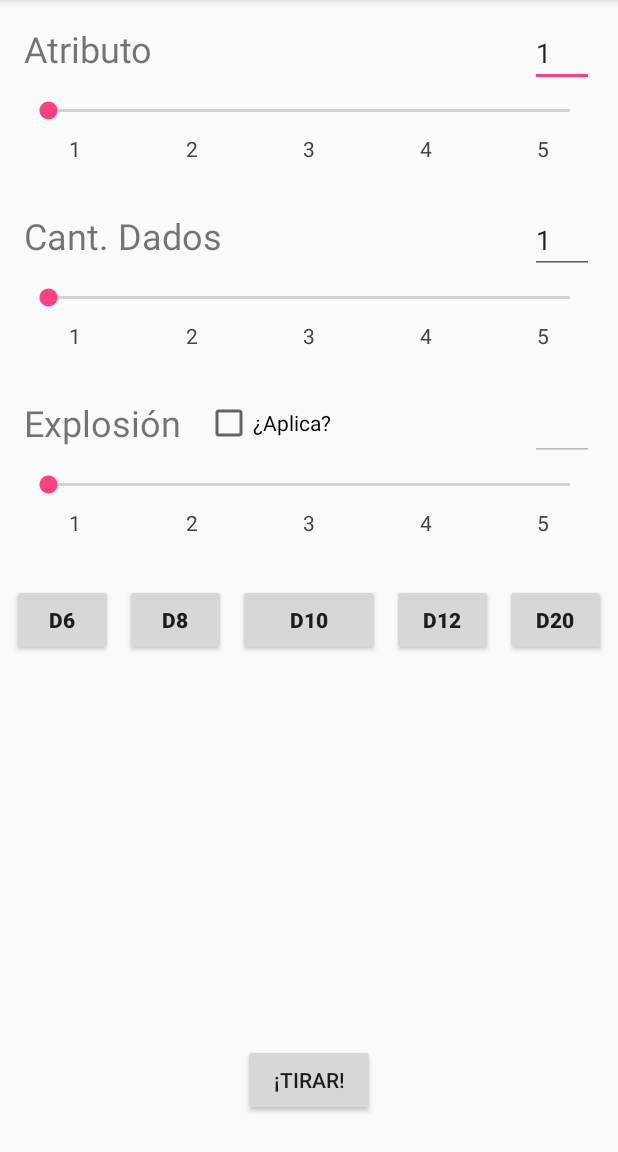
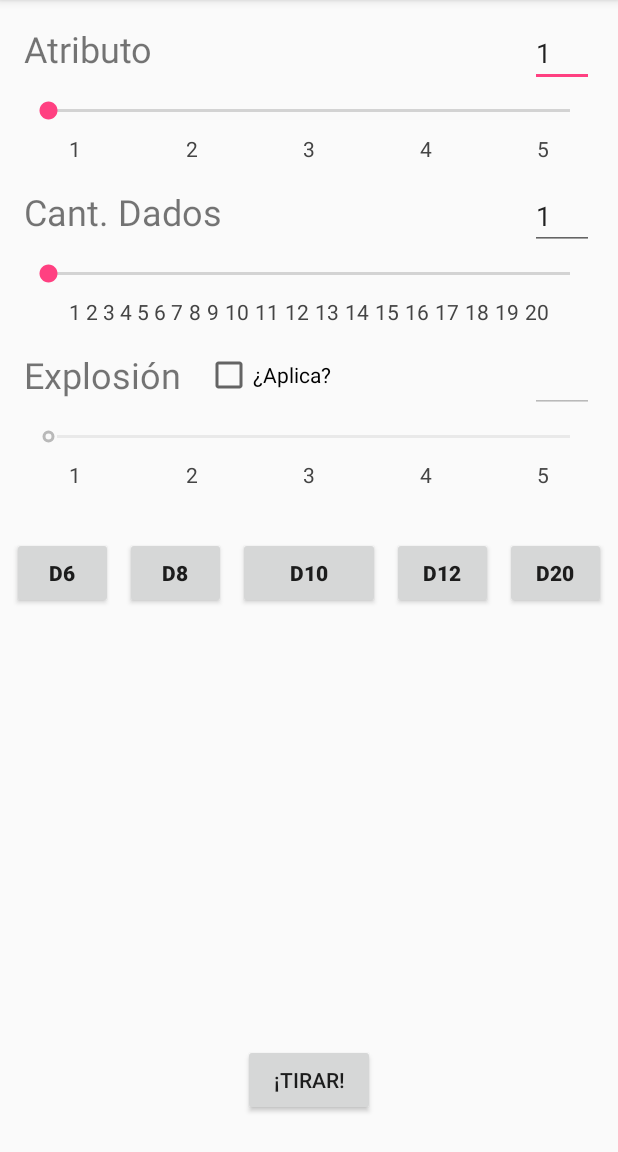
Before and after one commit to fserron/StatisticsCalculator, an Android app: the screen it shows after launch (MainActivity), after a tap on "D6", on a phone screen of 412 x 824 dp, the part 84-1236 px from its top. Run offline under Robolectric (Android 15) with nearby library versions, the phone set to English and light mode, and no system bars.

Commit message:
Se cambiaron los CustomSeekBar por SeekBarLayout, un componente custom. Hay problemas con la alineacion de los numeros y la barra deslizable.. Testearla bien debido a que puede haber problemas. De hecho, cuando el limite del atributo/explosion aumenta por arriba de 5, si se intenta poner un numero mayor a 5, pero menor al maximo, lo reduce a 5.

```diff
--- a/app/src/main/java/otaking/com/statisticscalculator/activities/MainActivity.java
+++ b/app/src/main/java/otaking/com/statisticscalculator/activities/MainActivity.java
@@ -1,13 +1,9 @@
 package otaking.com.statisticscalculator.activities;
 
 import android.content.Intent;
-import android.graphics.Color;
 import android.os.Bundle;
-import android.support.design.widget.FloatingActionButton;
-import android.support.design.widget.Snackbar;
 import android.support.v7.app.AppCompatActivity;
 import android.support.v7.widget.Toolbar;
-import android.text.InputType;
 import android.view.KeyEvent;
 import android.view.View;
 import android.view.Menu;
@@ -15,20 +11,20 @@ import android.view.MenuItem;
 import android.widget.CheckBox;
 import android.widget.CompoundButton;
 import android.widget.EditText;
-import android.widget.LinearLayout;
 import android.widget.SeekBar;
 import android.widget.TextView;
 
 import otaking.com.statisticscalculator.R;
-import otaking.com.statisticscalculator.common.components.CustomSeekBar;
+import otaking.com.statisticscalculator.common.components.SeekBarLayout;
 
 public class MainActivity extends AppCompatActivity {
 
-    private static final int MAX_D6 = 4;
-    private static final int MAX_D8 = 6;
-    private static final int MAX_D10 = 8;
-    private static final int MAX_D12 = 10;
-    private static final int MAX_D20 = 19;
+    private static final int MAX_D6 = 5;
+    private static final int MAX_D8 = 7;
+    private static final int MAX_D10 = 9;
+    private static final int MAX_D12 = 11;
+    private static final int MAX_D20 = 20;
+    private static final int MAX_DADOS = 20;
     private int caras = MAX_D6;
 
     @Override
@@ -68,32 +64,16 @@ public class MainActivity extends AppCompatActivity {
     //Metodo que inicializa valores
     private void init(){
         final int idTextoAtributo = R.id.editTextAtributos;
-        final int idLayoutAtributo = R.id.linearLineoutAtributo;
         final int idTextoDados = R.id.editTextDados;
-        final int idLayoutDados = R.id.linearLineoutDados;
         final int idTextoExp = R.id.editTextExplosion;
-        final int idLayoutExplosion = R.id.linearLineoutExplosion;
-        final int idCheckExp = R.id.checkBoxExplosion;
-
-        //Barra de Atributos
-        LinearLayout layoutAtributo = (LinearLayout) findViewById(idLayoutAtributo);
-        CustomSeekBar customSeekBarAtributo = new CustomSeekBar(this, 5, Color.DKGRAY);
-        customSeekBarAtributo.addSeekBar(layoutAtributo);
-
-        //Barra de Dados
-        LinearLayout layoutDados = (LinearLayout) findViewById(idLayoutDados);
-        CustomSeekBar customSeekBarDados = new CustomSeekBar(this, 5, Color.DKGRAY);
-        customSeekBarDados.addSeekBar(layoutDados);
-
-        //Barra de Explosion
-        LinearLayout layoutExplosion = (LinearLayout) findViewById(idLayoutExplosion);
-        CustomSeekBar customSeekBarExplosion = new CustomSeekBar(this, 5, Color.DKGRAY);
-        customSeekBarExplosion.addSeekBar(layoutExplosion);
+        final int idSBLayoutExplosion = R.id.seekBarLayoutExplosion;
 
         //Desactivamos las opciones de explosion.
         EditText editText = (EditText) findViewById(idTextoExp);
+        SeekBarLayout sblExplosion = (SeekBarLayout) findViewById(idSBLayoutExplosion);
+        SeekBar sbExplosion = sblExplosion.getSeekBar();
 
-        layoutExplosion.setEnabled(false);
+        sbExplosion.setEnabled(false);
         editText.setEnabled(false);
         EditText editTextAtributo = (EditText) findViewById(idTextoAtributo);
         EditText editTextDados = (EditText) findViewById(idTextoDados);
@@ -107,38 +87,40 @@ public class MainActivity extends AppCompatActivity {
         final int idTextoDados = R.id.editTextDados;
         final int idTextoExp = R.id.editTextExplosion;
         final int idCheckExp = R.id.checkBoxExplosion;
-        final int idLayoutAtributo = R.id.linearLineoutAtributo;
-        final int idLayoutDados = R.id.linearLineoutDados;
-        final int idLayoutExplosion = R.id.linearLineoutExplosion;
+        final int idSBLayoutAtributo = R.id.seekBarLayoutAtributos;
+        final int idSBLayoutDados = R.id.seekBarLayoutDados;
+        final int idSBLayoutExplosion = R.id.seekBarLayoutExplosion;
 
-/*
         //Listener del seekbar de atributos
-        SeekBar sbAtrib = (SeekBar) findViewById(idBarraAtributo);
-        sbAtrib.setOnSeekBarChangeListener(seekBarListener(idBarraAtributo, idTextoAtributo));
+        SeekBarLayout sblAtributo = (SeekBarLayout) findViewById(idSBLayoutAtributo);
+        SeekBar sbAtrib = sblAtributo.getSeekBar();
+        sbAtrib.setOnSeekBarChangeListener(seekBarListener(sbAtrib.getId(), idTextoAtributo));
 
         //Listener del seekbar de dados
-        SeekBar sbDados = (SeekBar) findViewById(idBarraDados);
-        sbDados.setOnSeekBarChangeListener(seekBarListener(idBarraDados, idTextoDados));
+        SeekBarLayout sblDados = (SeekBarLayout) findViewById(idSBLayoutDados);
+        SeekBar sbDados = sblDados.getSeekBar();
+        sbDados.setOnSeekBarChangeListener(seekBarListener(sbDados.getId(), idTextoDados));
 
-        //Listener del seekbar de dados
-        SeekBar sbExp = (SeekBar) findViewById(idBarraExp);
-        sbExp.setOnSeekBarChangeListener(seekBarListener(idBarraExp, idTextoExp));
+        //Listener del seekbar de explosiones
+        SeekBarLayout sblExplosion = (SeekBarLayout) findViewById(idSBLayoutExplosion);
+        SeekBar sbExplosion = sblExplosion.getSeekBar();
+        sbExplosion.setOnSeekBarChangeListener(seekBarListener(sbExplosion.getId(), idTextoExp));
 
         //Listener del editText de atributos
         EditText etAtrib = (EditText) findViewById(idTextoAtributo);
-        etAtrib.setOnEditorActionListener(editTextListener(idBarraAtributo));
+        etAtrib.setOnEditorActionListener(editTextListener(idSBLayoutAtributo, caras));
 
         //Listener del editText de dados
         EditText etDados = (EditText) findViewById(idTextoDados);
-        etDados.setOnEditorActionListener(editTextListener(idBarraDados));
+        etDados.setOnEditorActionListener(editTextListener(idSBLayoutDados, MAX_DADOS));
 
-        //Listener del editText de dados
+        //Listener del editText de explosion
         EditText etExp = (EditText) findViewById(idTextoExp);
-        etExp.setOnEditorActionListener(editTextListener(idBarraExp));
+        etExp.setOnEditorActionListener(editTextListener(idSBLayoutExplosion, caras));
 
         CheckBox chkExp = (CheckBox) findViewById(idCheckExp);
-        chkExp.setOnCheckedChangeListener(checkBoxListener(idBarraExp, idTextoExp));
-*/
+        chkExp.setOnCheckedChangeListener(checkBoxListener(idSBLayoutExplosion, idTextoExp));
+
     }
 
     private SeekBar.OnSeekBarChangeListener seekBarListener(final int source, final int target){
@@ -156,7 +138,7 @@ public class MainActivity extends AppCompatActivity {
         };
     }
 
-    private TextView.OnEditorActionListener editTextListener(final int target){
+    private TextView.OnEditorActionListener editTextListener(final int target, final int max){
         return new TextView.OnEditorActionListener() {
 
             @Override
@@ -165,10 +147,13 @@ public class MainActivity extends AppCompatActivity {
                 Integer valorInt;
                 try {
                     valorInt = Integer.valueOf(valor);
-                    if (valorInt < 1 || valorInt > (caras + 1)) //TODO: Obtener cant caras
-                        v.setText("");
-                    else {
-                        SeekBar seeekBar = (SeekBar) findViewById(target);
+                    if (valorInt < 1){
+                        v.setText("1");
+                    } else if (valorInt > (max)){
+                        v.setText(String.valueOf(max));
+                    } else {
+                        SeekBarLayout seekBarLayout = (SeekBarLayout) findViewById(target);
+                        SeekBar seeekBar = seekBarLayout.getSeekBar();
                         seeekBar.setProgress(valorInt - 1);
                     }
 
@@ -187,20 +172,17 @@ public class MainActivity extends AppCompatActivity {
             @Override
             public void onCheckedChanged(CompoundButton buttonView,boolean isChecked) {
                 EditText editText = (EditText) findViewById(text);
-                SeekBar seeekBar = (SeekBar) findViewById(seekbar);
+                SeekBarLayout seekBarLayout = (SeekBarLayout) findViewById(seekbar);
+                SeekBar seeekBar = seekBarLayout.getSeekBar();
 
                 seeekBar.setProgress(0);
                 editText.setText("1");
 
                 if (isChecked){
                     seeekBar.setEnabled(true);
-                    //editText.setFocusable(true);
-                    //editText.setInputType(InputType.TYPE_CLASS_NUMBER);
                     editText.setEnabled(true);
                 } else {
                     seeekBar.setEnabled(false);
-                    //editText.setInputType(InputType.TYPE_NULL);
-                    //editText.setFocusable(false);
                     editText.setEnabled(false);
                 }
             }
@@ -213,49 +195,42 @@ public class MainActivity extends AppCompatActivity {
         final int idBotonD10 = R.id.buttonD10;
         final int idBotonD12 = R.id.buttonD12;
         final int idBotonD20 = R.id.buttonD20;
-        /*
-        final int idBarraAtributo = R.id.seekBarAtributos;
-        final int idBarraExp = R.id.seekBarExplosion;
-        final int idIndicesAtrib = R.id.textViewIndicesAtributos;
-        final int idIndicesExp = R.id.textViewIndicesAtributos;
+        final int idSBLayoutAtributo = R.id.seekBarLayoutAtributos;
+        final int idSBLayoutExplosion = R.id.seekBarLayoutExplosion;
 
-        SeekBar sbAtrib = (SeekBar) findViewById(idBarraAtributo);
-        SeekBar sbExp = (SeekBar) findViewById(idBarraExp);
-        TextView textIndiceA = (TextView) findViewById(idIndicesAtrib);
-        TextView textIndiceE = (TextView) findViewById(idIndicesExp);
+        //Listener del seekbar de atributos
+        SeekBarLayout sblAtributo = (SeekBarLayout) findViewById(idSBLayoutAtributo);
+        SeekBarLayout sblExplosion = (SeekBarLayout) findViewById(idSBLayoutExplosion);
 
-        if (view.getId() == idBotonD6){
-            sbAtrib.setMax(MAX_D6);
-            sbExp.setMax(MAX_D6);
-            textIndiceA.setText(R.string.marcasD6);
-            textIndiceE.setText(R.string.marcasD6);
-            caras = MAX_D6;
-        } else if (view.getId() == idBotonD8){
-            sbAtrib.setMax(MAX_D8);
-            sbExp.setMax(MAX_D8);
-            textIndiceA.setText(R.string.marcasD8);
-            textIndiceE.setText(R.string.marcasD8);
-            caras = MAX_D8;
-        } else if (view.getId() == idBotonD10){
-            sbAtrib.setMax(MAX_D10);
-            sbExp.setMax(MAX_D10);
-            textIndiceA.setText(R.string.marcasD10);
-            textIndiceE.setText(R.string.marcasD10);
-            caras = MAX_D10;
-        } else if (view.getId() == idBotonD12){
-            sbAtrib.setMax(MAX_D12);
-            sbExp.setMax(MAX_D12);
-            textIndiceA.setText(R.string.marcasD12);
-            textIndiceE.setText(R.string.marcasD12);
-            caras = MAX_D12;
-        } else if (view.getId() == idBotonD20){
-            sbAtrib.setMax(MAX_D20);
-            sbExp.setMax(MAX_D20);
-            textIndiceA.setText(R.string.marcasD20);
-            textIndiceE.setText(R.string.marcasD20);
-            caras = MAX_D20;
+        switch (view.getId()){
+            case idBotonD6:
+                sblAtributo.resizeSeekBar(MAX_D6);
+                sblExplosion.resizeSeekBar(MAX_D6);
+                caras = MAX_D6;
+                break;
+            case idBotonD8:
+                sblAtributo.resizeSeekBar(MAX_D8);
+                sblExplosion.resizeSeekBar(MAX_D8);
+                caras = MAX_D8;
+                break;
+            case idBotonD10:
+                sblAtributo.resizeSeekBar(MAX_D10);
+                sblExplosion.resizeSeekBar(MAX_D10);
+                caras = MAX_D10;
+                break;
+            case idBotonD12:
+                sblAtributo.resizeSeekBar(MAX_D12);
+                sblExplosion.resizeSeekBar(MAX_D12);
+                caras = MAX_D12;
+                break;
+            case idBotonD20:
+                sblAtributo.resizeSeekBar(MAX_D20);
+                sblExplosion.resizeSeekBar(MAX_D20);
+                caras = MAX_D20;
+                break;
+            default:
+                break;
         }
-*/
     }
 
     public void tirar(View view){
--- a/app/src/main/java/otaking/com/statisticscalculator/common/components/CustomSeekBar.java
+++ /dev/null
@@ -1,75 +0,0 @@
-package otaking.com.statisticscalculator.common.components;
-
-/**
- * Created by federico.serron.so on 23/10/2017.
- */
-
-import android.content.Context;
-import android.util.Log;
-import android.view.Gravity;
-import android.widget.LinearLayout;
-import android.widget.SeekBar;
-import android.widget.TextView;
-
-public class CustomSeekBar {
-
-    int maxCount, textColor;
-    Context mContext;
-    LinearLayout mSeekLin;
-    SeekBar mSeekBar;
-
-    public CustomSeekBar(Context context, int maxCount, int textColor) {
-        this.mContext = context;
-        this.maxCount = maxCount;
-        this.textColor = textColor;
-    }
-
-    public void addSeekBar(LinearLayout parent) {
-
-        if (parent instanceof LinearLayout) {
-
-            parent.setOrientation(LinearLayout.VERTICAL);
-            mSeekBar = new SeekBar(mContext);
-            mSeekBar.setMax(maxCount - 1);
-
-            // Add LinearLayout for labels below SeekBar
-            mSeekLin = new LinearLayout(mContext);
-            mSeekLin.setOrientation(LinearLayout.HORIZONTAL);
-            mSeekLin.setPadding(10, 0, 10, 0);
-            LinearLayout.LayoutParams params = new LinearLayout.LayoutParams(
-                    LinearLayout.LayoutParams.MATCH_PARENT,
-                    LinearLayout.LayoutParams.WRAP_CONTENT
-            );
-            params.setMargins(35, 10, 35, 0);
-            mSeekLin.setLayoutParams(params);
-
-            addLabelsBelowSeekBar();
-            parent.addView(mSeekBar);
-            parent.addView(mSeekLin);
-
-        } else {
-
-            Log.e("CustomSeekBar", " Parent is not a LinearLayout");
-
-        }
-
-    }
-
-    private void addLabelsBelowSeekBar() {
-        for (int count = 0; count < maxCount; count++) {
-            TextView textView = new TextView(mContext);
-            textView.setText(String.valueOf(count + 1));
-            textView.setTextColor(textColor);
-            textView.setGravity(Gravity.LEFT);
-            mSeekLin.addView(textView);
-            textView.setLayoutParams((count == maxCount - 1) ? getLayoutParams(0.0f) : getLayoutParams(1.0f));
-        }
-    }
-
-    LinearLayout.LayoutParams getLayoutParams(float weight) {
-        return new LinearLayout.LayoutParams(
-                LinearLayout.LayoutParams.WRAP_CONTENT,
-                LinearLayout.LayoutParams.WRAP_CONTENT, weight);
-    }
-
-}
--- a/app/src/main/java/otaking/com/statisticscalculator/common/components/SeekBarLayout.java
+++ b/app/src/main/java/otaking/com/statisticscalculator/common/components/SeekBarLayout.java
@@ -1,8 +1,15 @@
 package otaking.com.statisticscalculator.common.components;
 
 import android.content.Context;
+import android.content.res.TypedArray;
+import android.graphics.Color;
 import android.util.AttributeSet;
+import android.view.Gravity;
 import android.widget.LinearLayout;
+import android.widget.SeekBar;
+import android.widget.TextView;
+
+import otaking.com.statisticscalculator.R;
 
 /**
  * Created by federico.serron on 24/10/2017.
@@ -12,8 +19,134 @@ import android.widget.LinearLayout;
 
 public class SeekBarLayout extends LinearLayout {
 
+    private int maxCount;
+    private int textColor;
+    private LinearLayout mSeekLin;
+    private SeekBar mSeekBar;
+
     public SeekBarLayout(Context context, AttributeSet attrs) {
         super(context, attrs);
+        TypedArray a = context.getTheme().obtainStyledAttributes(
+                attrs,
+                R.styleable.SeekBarLayout,
+                0, 0);
+
+        try {
+            maxCount = a.getInteger(R.styleable.SeekBarLayout_maxCount, 5);
+            textColor = a.getInteger(R.styleable.SeekBarLayout_textColor, Color.DKGRAY);
+        } finally {
+            a.recycle();
+        }
+
+        init();
+    }
+
+    private void init(){
+        //Sets the orientation
+        this.setOrientation(LinearLayout.VERTICAL);
+
+        //Creates the SeekBar
+        mSeekBar = new SeekBar(getContext());
+        mSeekBar.setMax(maxCount - 1);
+        this.addView(mSeekBar);
+
+        // Add LinearLayout for labels below SeekBar
+        addLabelsBelowSeekBar();
+
+    }
+
+    private void addLabelsBelowSeekBar() {
+        mSeekLin = new LinearLayout(getContext());
+        mSeekLin.setOrientation(LinearLayout.HORIZONTAL);
+
+        LinearLayout.LayoutParams params = new LinearLayout.LayoutParams(
+                LinearLayout.LayoutParams.MATCH_PARENT,
+                LinearLayout.LayoutParams.WRAP_CONTENT
+        );
+
+        mSeekLin.setLayoutParams(params);
+
+        //Spacing
+        //if (maxCount < 10){ //While only one number for each step
+            mSeekLin.setPadding(10, 0, 10, 0);
+            params.setMargins(35, 10, 35, 0);
+        /*} else {
+            mSeekLin.setPadding(10, 0, 10, 0);
+            params.setMargins(35, 10, 35, 0);
+        }*/
+
+        for (int count = 0; count < maxCount; count++) {
+            TextView textView = new TextView(getContext());
+            //if (maxCount > 9) textView.setTextSize(10.0f);
+            textView.setText(String.valueOf(count + 1));
+            textView.setTextColor(textColor);
+            textView.setGravity(Gravity.START);
+            mSeekLin.addView(textView);
+            textView.setLayoutParams((count == maxCount - 1) ? getLayoutParams(0.0f) : getLayoutParams(1.0f));
+        }
+
+        this.addView(mSeekLin);
+    }
+
+    LinearLayout.LayoutParams getLayoutParams(float weight) {
+        return new LinearLayout.LayoutParams(
+                LinearLayout.LayoutParams.WRAP_CONTENT,
+                LinearLayout.LayoutParams.WRAP_CONTENT, weight);
+    }
+
+    private void cleanNumbering(){
+        this.removeView(mSeekLin);
+        invalidate();
+        requestLayout();
+    }
+
+    public void resizeSeekBar(int maxCount){
+        this.setMaxCount(maxCount);
+        this.mSeekBar.setMax(maxCount - 1);
+        this.cleanNumbering();
+        this.addLabelsBelowSeekBar();
+        invalidate();
+        requestLayout();
+    }
+
+    public int getMaxCount() {
+        return maxCount;
+    }
+
+    public void setMaxCount(int maxCount) {
+        this.maxCount = maxCount;
+        invalidate();
+        requestLayout();
+    }
+
+    public int getTextColor() {
+        return textColor;
+    }
+
+    public void setTextColor(int textColor) {
+        this.textColor = textColor;
+        invalidate();
+        requestLayout();
+    }
+
+    public LinearLayout getContainerLayout() {
+        return mSeekLin;
+    }
+
+    public void setContainerLayout(LinearLayout mSeekLin) {
+        this.mSeekLin = mSeekLin;
+        invalidate();
+        requestLayout();
+    }
+
+    public SeekBar getSeekBar() {
+        return mSeekBar;
+    }
+
+    public void setSeekBar(SeekBar mSeekBar) {
+        this.mSeekBar = mSeekBar;
+        invalidate();
+        requestLayout();
     }
 
 }
--- a/app/src/main/res/layout/content_main.xml
+++ b/app/src/main/res/layout/content_main.xml
@@ -34,20 +34,16 @@
         tools:text="@string/default_atributo"
         app:layout_constraintBaseline_toBaselineOf="@+id/textViewAtributos" />
 
-    <LinearLayout
-        android:id="@+id/linearLineoutAtributo"
+    <otaking.com.statisticscalculator.common.components.SeekBarLayout
+        android:id="@+id/seekBarLayoutAtributos"
         android:layout_width="0dp"
         android:layout_height="wrap_content"
-        android:layout_below="@+id/editTextAtributos"
-        android:layout_centerInParent="true"
+        android:layout_marginTop="16dp"
+        app:layout_constraintTop_toBottomOf="@+id/textViewAtributos"
+        android:layout_marginRight="16dp"
+        app:layout_constraintRight_toRightOf="parent"
         android:layout_marginLeft="16dp"
-        android:layout_marginRight="16dp"
-        android:layout_marginTop="16dp"
-        android:orientation="vertical"
-        app:layout_constraintLeft_toLeftOf="parent"
-        app:layout_constraintRight_toRightOf="parent"
-        app:layout_constraintTop_toBottomOf="@+id/textViewAtributos"
-        app:layout_constraintHorizontal_bias="0.5"/>
+        app:layout_constraintLeft_toLeftOf="parent" />
 
     <TextView
         android:id="@+id/textViewCantDados"
@@ -58,8 +54,8 @@
         android:text="@string/label_dados"
         android:textSize="24sp"
         app:layout_constraintLeft_toLeftOf="parent"
-        android:layout_marginTop="32dp"
-        app:layout_constraintTop_toBottomOf="@+id/linearLineoutAtributo" />
+        android:layout_marginTop="16dp"
+        app:layout_constraintTop_toBottomOf="@+id/seekBarLayoutAtributos" />
 
     <EditText
         android:id="@+id/editTextDados"
@@ -75,20 +71,17 @@
         app:layout_constraintRight_toRightOf="parent"
         tools:text="@string/default_atributo" />
 
-    <LinearLayout
-        android:id="@+id/linearLineoutDados"
+    <otaking.com.statisticscalculator.common.components.SeekBarLayout
+        android:id="@+id/seekBarLayoutDados"
+        app:maxCount="20"
         android:layout_width="0dp"
         android:layout_height="wrap_content"
-        android:layout_below="@+id/editTextAtributos"
-        android:layout_centerInParent="true"
+        android:layout_marginRight="16dp"
         android:layout_marginLeft="16dp"
-        android:layout_marginRight="16dp"
         android:layout_marginTop="16dp"
-        android:orientation="vertical"
-        app:layout_constraintLeft_toLeftOf="parent"
+        app:layout_constraintTop_toBottomOf="@+id/textViewCantDados"
         app:layout_constraintRight_toRightOf="parent"
-        app:layout_constraintHorizontal_bias="0.0"
-        app:layout_constraintTop_toBottomOf="@+id/textViewCantDados"/>
+        app:layout_constraintLeft_toLeftOf="parent" />
 
     <TextView
         android:id="@+id/textViewExplosion"
@@ -99,8 +92,8 @@
         android:text="@string/label_explosion"
         android:textSize="24sp"
         app:layout_constraintLeft_toLeftOf="parent"
-        android:layout_marginTop="32dp"
-        app:layout_constraintTop_toBottomOf="@+id/linearLineoutDados" />
+        android:layout_marginTop="16dp"
+        app:layout_constraintTop_toBottomOf="@+id/seekBarLayoutDados" />
 
     <EditText
         android:id="@+id/editTextExplosion"
@@ -128,20 +121,16 @@
         app:layout_constraintBottom_toBottomOf="@+id/textViewExplosion"
         app:layout_constraintTop_toTopOf="@+id/textViewExplosion" />
 
-    <LinearLayout
-        android:id="@+id/linearLineoutExplosion"
+    <otaking.com.statisticscalculator.common.components.SeekBarLayout
+        android:id="@+id/seekBarLayoutExplosion"
         android:layout_width="0dp"
         android:layout_height="wrap_content"
-        android:layout_below="@+id/editTextAtributos"
-        android:layout_centerInParent="true"
+        android:layout_marginRight="16dp"
+        app:layout_constraintRight_toRightOf="parent"
         android:layout_marginLeft="16dp"
-        android:layout_marginRight="16dp"
+        app:layout_constraintLeft_toLeftOf="parent"
         android:layout_marginTop="16dp"
-        android:orientation="vertical"
-        app:layout_constraintLeft_toLeftOf="parent"
-        app:layout_constraintRight_toRightOf="parent"
-        app:layout_constraintHorizontal_bias="0.0"
-        app:layout_constraintTop_toBottomOf="@+id/textViewExplosion"/>
+        app:layout_constraintTop_toBottomOf="@+id/textViewExplosion" />
 
     <Button
         android:id="@+id/buttonD6"
@@ -149,13 +138,13 @@
         android:layout_height="wrap_content"
         android:layout_marginLeft="8dp"
         android:layout_marginStart="8dp"
-        android:layout_marginTop="31dp"
+        android:layout_marginTop="32dp"
         android:onClick="cambiarDado"
         android:text="@string/boton_d6"
         android:textAllCaps="false"
         android:textStyle="bold"
         app:layout_constraintLeft_toLeftOf="parent"
-        app:layout_constraintTop_toBottomOf="@+id/linearLineoutExplosion" />
+        app:layout_constraintTop_toBottomOf="@+id/seekBarLayoutExplosion" />
 
     <Button
         android:id="@+id/buttonD8"
```
